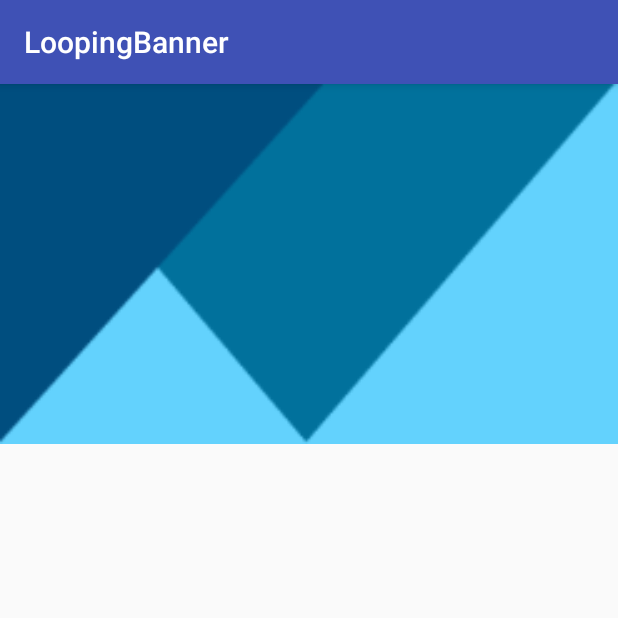
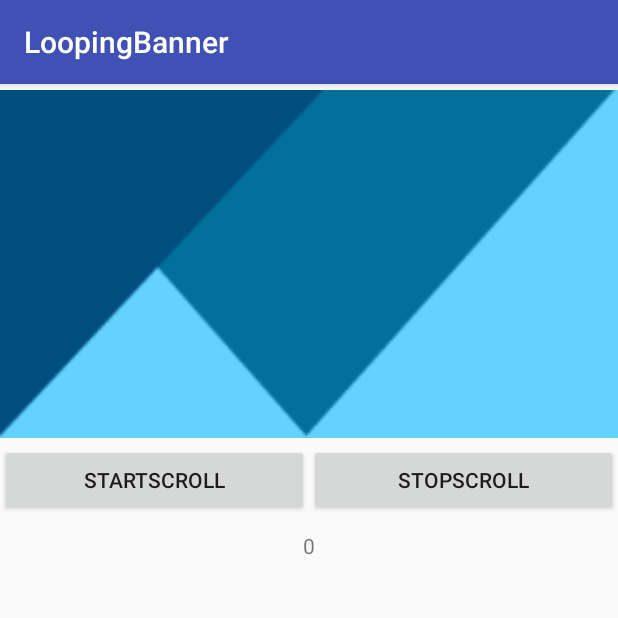
Before and after one commit to Lee-swifter/looping-banner, an Android app: the screen it shows after launch (MainActivity), on a phone screen of 412 x 824 dp, the top half of it. Run offline under Robolectric (Android 15) with nearby library versions, the phone set to English and light mode, and no system bars.

Commit message:
second edit of banner

```diff
--- a/banner/src/main/java/lic/swifter/banner/LoopingPagerAdapter.java
+++ b/banner/src/main/java/lic/swifter/banner/LoopingPagerAdapter.java
@@ -1,24 +1,18 @@
 package lic.swifter.banner;
 
 import android.support.v4.view.PagerAdapter;
+import android.util.Log;
 import android.view.LayoutInflater;
 import android.view.View;
 import android.view.ViewGroup;
-
-import java.util.List;
 
 /**
  * Created by lic on 16-7-20.
  */
 public abstract class LoopingPagerAdapter extends PagerAdapter {
 
-    List<View> viewList;
-
-    public abstract List<View> setViews();
-
-    public LoopingPagerAdapter() {
-        viewList = setViews();
-    }
+    public abstract int getPageCount();
+    public abstract View getPageView(LayoutInflater inflater, ViewGroup parent, int position);
 
     @Override
     public int getCount() {
@@ -32,9 +26,12 @@ public abstract class LoopingPagerAdapter extends PagerAdapter {
 
     @Override
     public Object instantiateItem(ViewGroup container, int position) {
-        int outerPosition = position % viewList.size();
-        container.addView(viewList.get(outerPosition));
-        return viewList.get(outerPosition);
+        int outerPosition = position % getPageCount();
+
+        Log.i("swifter", "instantiateItem outerPosition = "+outerPosition);
+        View pageView = getPageView(LayoutInflater.from(container.getContext()), container, outerPosition);
+        container.addView(pageView);
+        return pageView;
     }
 
     @Override
--- a/banner/src/main/java/lic/swifter/banner/LoopingViewPager.java
+++ b/banner/src/main/java/lic/swifter/banner/LoopingViewPager.java
@@ -1,6 +1,8 @@
 package lic.swifter.banner;
 
 import android.content.Context;
+import android.os.Bundle;
+import android.os.Parcelable;
 import android.support.v4.view.PagerAdapter;
 import android.support.v4.view.ViewPager;
 import android.text.Layout;
@@ -24,8 +26,9 @@ import java.util.concurrent.TimeUnit;
  */
 public class LoopingViewPager extends ViewPager {
 
-    private int LOOP_INTERVAL ;
-    private int innerPosition ;
+    private long loopInterVal;
+
+    private boolean scrolling;
 
     private ScheduledExecutorService service;
     private ScheduledFuture future;
@@ -33,8 +36,13 @@ public class LoopingViewPager extends ViewPager {
     private Runnable looper = new Runnable() {
         @Override
         public void run() {
-            Log.i("swifter", "looooooooooooooooop.");
-            setCurrentItem((getCurrentItem() + 1) % getAdapter().getCount(), true);
+            Log.i("swifter", "loop called ...");
+            post(new Runnable() {
+                @Override
+                public void run() {
+                    setCurrentItem(getCurrentItem()+1, true);
+                }
+            });
         }
     };
 
@@ -45,9 +53,8 @@ public class LoopingViewPager extends ViewPager {
     public LoopingViewPager(Context context, AttributeSet attrs) {
         super(context, attrs);
 
-        LOOP_INTERVAL = 2000;
+        loopInterVal = 3000L;
     }
-
 
     @Override
     public void setAdapter(PagerAdapter adapter) {
@@ -56,27 +63,54 @@ public class LoopingViewPager extends ViewPager {
 
         super.setAdapter(adapter);
 
-        innerPosition = Integer.MAX_VALUE / 2;
-        while (innerPosition % ((LoopingPagerAdapter) adapter).viewList.size() != 0) {
+        int innerPosition = Integer.MAX_VALUE / 2;
+        while (innerPosition % ((LoopingPagerAdapter) adapter).getPageCount() != 0) {
             innerPosition++;
         }
         setCurrentItem(innerPosition);
+    }
 
-        startScroll();
+    public int getCurrentPage() {
+        return getCurrentItem() % ((LoopingPagerAdapter) getAdapter()).getPageCount();
     }
 
     public void startScroll() {
         if(service == null)
             service = Executors.newScheduledThreadPool(1);
-        future = service.scheduleWithFixedDelay(looper, LOOP_INTERVAL, LOOP_INTERVAL, TimeUnit.MILLISECONDS);
+        future = service.scheduleWithFixedDelay(looper, loopInterVal, loopInterVal, TimeUnit.MILLISECONDS);
     }
 
     public void stopScroll() {
         future.cancel(true);
     }
 
-    public void setInterVal(int interVal) {
-        LOOP_INTERVAL = interVal;
+    public void setInterVal(long interVal) {
+        loopInterVal = interVal;
+    }
+
+    public void release() {
+        Log.i("swifter", "release called ....");
+        future.cancel(true);
+        service.shutdownNow();
+        service = null;
+    }
+
+    @Override
+    public void onRestoreInstanceState(Parcelable state) {
+        if (state instanceof Bundle) {
+            Bundle bundle = (Bundle) state;
+            scrolling = bundle.getBoolean("scrolling");
+            state = bundle.getParcelable("parcelableState");
+        }
+        super.onRestoreInstanceState(state);
+    }
+
+    @Override
+    public Parcelable onSaveInstanceState() {
+        Bundle bundle = new Bundle();
+        bundle.putParcelable("parcelableState", super.onSaveInstanceState());
+        bundle.putBoolean("scrolling", scrolling);
+        return super.onSaveInstanceState();
     }
 
 }
--- a/demo/src/main/java/lic/swifter/banner/demo/MainActivity.java
+++ b/demo/src/main/java/lic/swifter/banner/demo/MainActivity.java
@@ -1,12 +1,15 @@
 package lic.swifter.banner.demo;
 
+import android.support.v4.view.ViewPager;
 import android.support.v7.app.AppCompatActivity;
 import android.os.Bundle;
 import android.view.LayoutInflater;
 import android.view.View;
-
-import java.util.ArrayList;
-import java.util.List;
+import android.view.ViewGroup;
+import android.widget.Button;
+import android.widget.ImageView;
+import android.widget.TextView;
+import android.widget.Toast;
 
 import lic.swifter.banner.LoopingPagerAdapter;
 import lic.swifter.banner.LoopingViewPager;
@@ -14,6 +17,7 @@ import lic.swifter.banner.LoopingViewPager;
 public class MainActivity extends AppCompatActivity {
 
     private LoopingViewPager loopingViewPager;
+    private TextView textView;
 
     @Override
     protected void onCreate(Bundle savedInstanceState) {
@@ -21,34 +25,82 @@ public class MainActivity extends AppCompatActivity {
         setContentView(R.layout.activity_main);
 
         loopingViewPager = (LoopingViewPager) findViewById(R.id.looping_view_pager);
+        loopingViewPager.setInterVal(5000);
         loopingViewPager.setAdapter(new MainAdapter());
+        loopingViewPager.addOnPageChangeListener(new ViewPager.OnPageChangeListener() {
+            @Override
+            public void onPageScrolled(int position, float positionOffset, int positionOffsetPixels) {
 
+            }
+
+            @Override
+            public void onPageSelected(int position) {
+                textView.setText(String.valueOf(loopingViewPager.getCurrentPage()));
+            }
+
+            @Override
+            public void onPageScrollStateChanged(int state) {
+
+            }
+        });
+
+        Button startButton = (Button) findViewById(R.id.start_scroll_button);
+        startButton.setOnClickListener(new View.OnClickListener() {
+            @Override
+            public void onClick(View view) {
+                loopingViewPager.startScroll();
+            }
+        });
+
+        Button stopButton = (Button) findViewById(R.id.stop_scroll_button);
+        stopButton.setOnClickListener(new View.OnClickListener() {
+            @Override
+            public void onClick(View view) {
+                loopingViewPager.stopScroll();
+            }
+        });
+
+        textView = (TextView) findViewById(R.id.looping_text);
+        textView.setText(String.valueOf(loopingViewPager.getCurrentPage()));
+    }
+
+    @Override
+    protected void onDestroy() {
+        super.onDestroy();
+        loopingViewPager.release();
     }
 
     private class MainAdapter extends LoopingPagerAdapter {
 
         @Override
-        public List<View> setViews() {
-            List<View> viewList = new ArrayList<>();
-            LayoutInflater inflater = LayoutInflater.from(MainActivity.this);
+        public int getPageCount() {
+            return 4;
+        }
 
-            View view_1 = inflater.inflate(R.layout.page_looping_view, loopingViewPager, false);
-            view_1.setBackgroundResource(R.drawable.home_group_1_back);
-            viewList.add(view_1);
-
-            View view_2 = inflater.inflate(R.layout.page_looping_view, loopingViewPager, false);
-            view_2.setBackgroundResource(R.drawable.home_group_2_back);
-            viewList.add(view_2);
-
-            View view_3 = inflater.inflate(R.layout.page_looping_view, loopingViewPager, false);
-            view_3.setBackgroundResource(R.drawable.home_group_3_back);
-            viewList.add(view_3);
-
-            View view_4 = inflater.inflate(R.layout.page_looping_view, loopingViewPager, false);
-            view_4.setBackgroundResource(R.drawable.home_group_4_back);
-            viewList.add(view_4);
-
-            return viewList;
+        @Override
+        public View getPageView(LayoutInflater inflater, ViewGroup parent, final int position) {
+            ImageView view = (ImageView) inflater.inflate(R.layout.page_looping_view, parent, false);
+            switch (position) {
+                case 0:
+                    view.setImageResource(R.drawable.home_group_1_back);
+                    break;
+                case 1:
+                    view.setImageResource(R.drawable.home_group_2_back);
+                    break;
+                case 2:
+                    view.setImageResource(R.drawable.home_group_3_back);
+                    break;
+                case 3:
+                    view.setImageResource(R.drawable.home_group_4_back);
+                    break;
+            }
+            view.setOnClickListener(new View.OnClickListener() {
+                @Override
+                public void onClick(View view) {
+                    Toast.makeText(MainActivity.this, "position = "+position, Toast.LENGTH_SHORT).show();
+                }
+            });
+            return view;
         }
     }
 }
--- a/demo/src/main/res/layout/activity_main.xml
+++ b/demo/src/main/res/layout/activity_main.xml
@@ -1,10 +1,35 @@
 <?xml version="1.0" encoding="utf-8"?>
-<RelativeLayout xmlns:android="http://schemas.android.com/apk/res/android"
+<LinearLayout xmlns:android="http://schemas.android.com/apk/res/android"
     android:layout_width="match_parent"
+    android:orientation="vertical"
     android:layout_height="match_parent">
 
     <lic.swifter.banner.LoopingViewPager
         android:id="@+id/looping_view_pager"
         android:layout_width="match_parent"
         android:layout_height="240dip" />
-</RelativeLayout>
+    <LinearLayout
+        android:layout_width="match_parent"
+        android:layout_height="wrap_content"
+        android:orientation="horizontal">
+        <Button
+            android:id="@+id/start_scroll_button"
+            android:layout_width="0dip"
+            android:layout_height="wrap_content"
+            android:layout_weight="1"
+            android:text="startScroll"/>
+        <Button
+            android:id="@+id/stop_scroll_button"
+            android:layout_width="0dip"
+            android:layout_height="wrap_content"
+            android:layout_weight="1"
+            android:text="stopScroll"/>
+    </LinearLayout>
+
+    <TextView
+        android:id="@+id/looping_text"
+        android:layout_width="match_parent"
+        android:layout_height="wrap_content"
+        android:layout_marginTop="10dip"
+        android:gravity="center"/>
+</LinearLayout>
```
